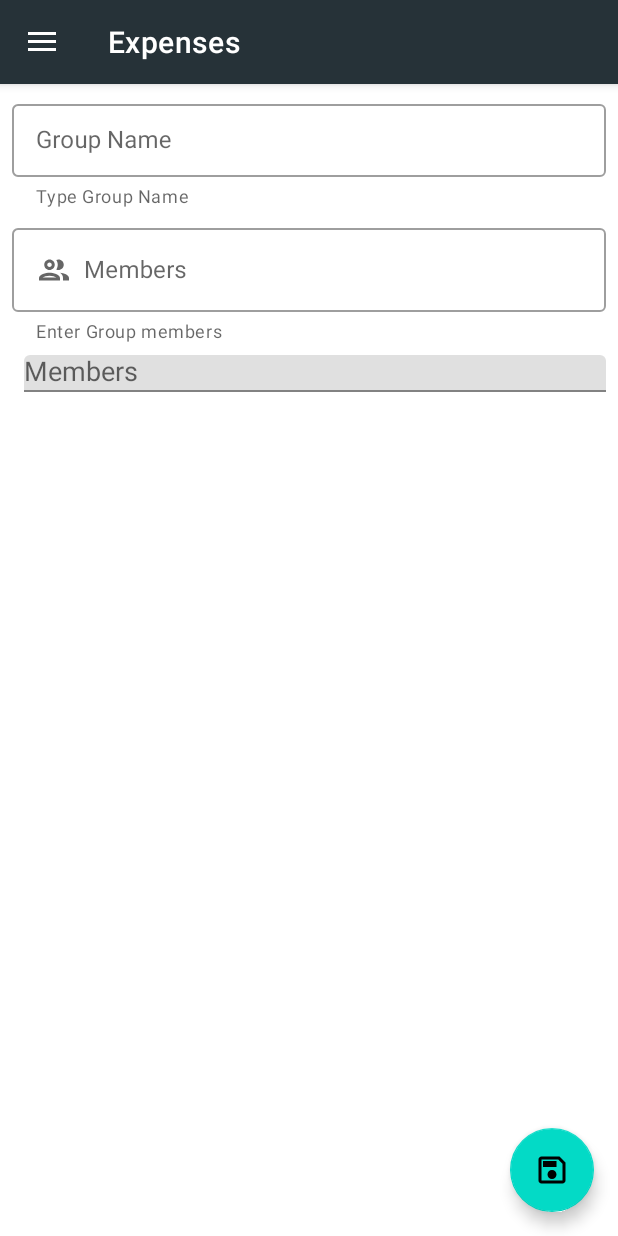
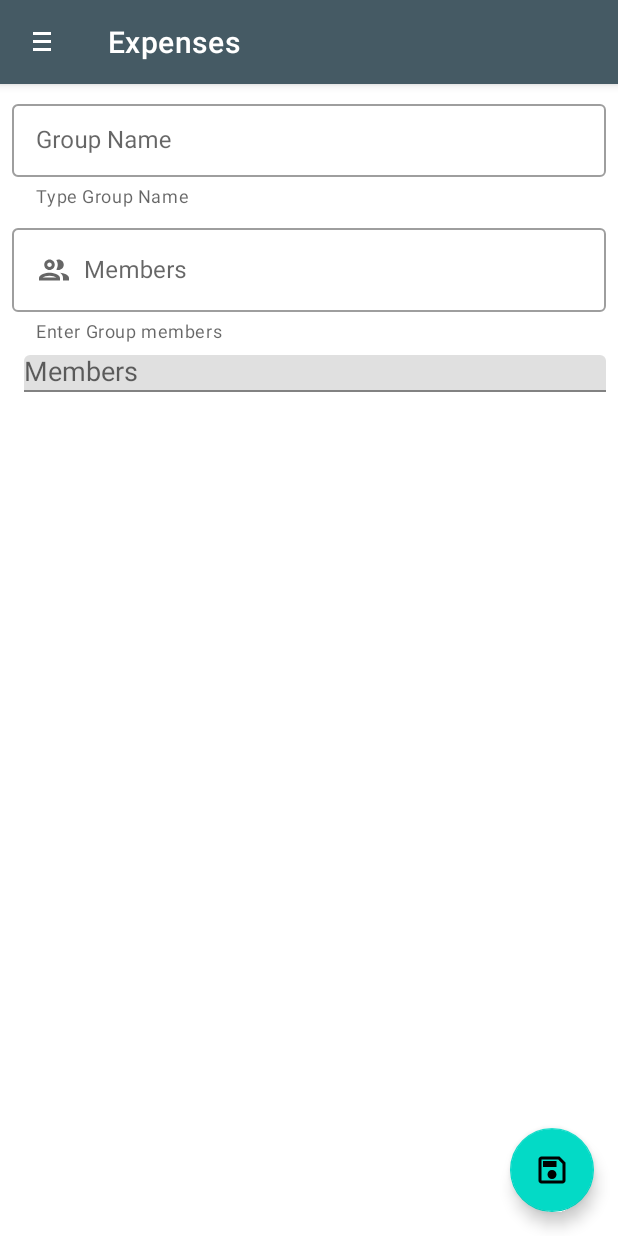
Before and after one commit to sandipv22/Expenses, an Android app: the NewGroupFragment screen opened through its navigation route, on a phone screen of 412 x 824 dp. Run offline under Robolectric (Android 15) with nearby library versions, the phone set to English and light mode, and no system bars; our stand-ins replace Firebase (no records; nobody signed in at launch, a user with empty details on screens opened directly); libraries missing offline, so code that uses them is left out: com.afollestad.materialdialogs, com.android.ex; plain views replace RecipientEditTextView; 10 statements that could not run were skipped.

Commit message:
Changed theme colors

```diff
--- a/app/src/main/java/com/afterroot/expenses/fragment/AddExpenseFragment.kt
+++ b/app/src/main/java/com/afterroot/expenses/fragment/AddExpenseFragment.kt
@@ -238,7 +238,7 @@ class AddExpenseFragment : Fragment(), DatePickerDialog.OnDateSetListener, TimeP
 
         activity!!.fab.apply {
             if (item != null) {
-                setImageDrawable(activity!!.getDrawableExt(R.drawable.ic_save, R.color.icon_fill))
+                setImageDrawable(activity!!.getDrawableExt(R.drawable.ic_save, R.color.onSecondary))
             }
             setOnClickListener {
                 if (verifyData()) {
--- a/app/src/main/java/com/afterroot/expenses/fragment/CategoryItemListDialogFragment.kt
+++ b/app/src/main/java/com/afterroot/expenses/fragment/CategoryItemListDialogFragment.kt
@@ -128,7 +128,7 @@ class CategoryItemListDialogFragment : BottomSheetDialogFragment() {
         }
 
         button_add_category.apply {
-            setImageDrawable(context!!.getDrawableExt(R.drawable.ic_add, R.color.icon_fill))
+            setImageDrawable(context!!.getDrawableExt(R.drawable.ic_add, R.color.onSecondary))
             setOnClickListener {
                 MaterialDialog.Builder(activity!!)
                         .title("New Category")
--- a/app/src/main/java/com/afterroot/expenses/fragment/NewGroupFragment.kt
+++ b/app/src/main/java/com/afterroot/expenses/fragment/NewGroupFragment.kt
@@ -69,7 +69,7 @@ class NewGroupFragment : Fragment() {
         edit_text_group_members.setAdapter(recAdapter)
 
         activity!!.fab.apply {
-            val icon = activity!!.getDrawableExt(R.drawable.ic_save, R.color.icon_fill)
+            val icon = activity!!.getDrawableExt(R.drawable.ic_save, R.color.onSecondary)
             setImageDrawable(icon)
             setOnClickListener {
                 if (verifyData()) {
--- a/app/src/main/java/com/afterroot/expenses/ui/HomeActivity.kt
+++ b/app/src/main/java/com/afterroot/expenses/ui/HomeActivity.kt
@@ -74,7 +74,7 @@ class HomeActivity : AppCompatActivity() {
     }
 
     private val handler by lazy { Handler() }
-    lateinit var mFab: FloatingActionButton
+    private lateinit var mFab: FloatingActionButton
     private fun setUpNavigation() {
         val drawerArrowDrawable = DrawerArrowDrawable(this)
         toolbar.navigationIcon = drawerArrowDrawable
@@ -88,7 +88,7 @@ class HomeActivity : AppCompatActivity() {
         host_nav_fragment.findNavController().addOnDestinationChangedListener { controller, destination, _ ->
             with(mFab) {
                 hide()
-                setImageDrawable(getDrawableExt(R.drawable.ic_add, R.color.icon_fill))
+                setImageDrawable(getDrawableExt(R.drawable.ic_add, R.color.onSecondary))
             }
             when (destination.id) {
                 R.id.groupsFragment -> {
@@ -102,14 +102,14 @@ class HomeActivity : AppCompatActivity() {
                     handler.postDelayed({
                         with(mFab) {
                             show()
-                            setImageDrawable(getDrawableExt(R.drawable.ic_save, R.color.icon_fill))
+                            setImageDrawable(getDrawableExt(R.drawable.ic_save, R.color.onSecondary))
                         }
                     }, 150)
                 }
                 R.id.addExpenseFragment -> {
                     toolbar.title = destination.label
                     with(mFab) {
-                        setImageDrawable(getDrawableExt(R.drawable.ic_done, R.color.icon_fill))
+                        setImageDrawable(getDrawableExt(R.drawable.ic_done, R.color.onSecondary))
                         show()
                     }
                 }
@@ -120,7 +120,7 @@ class HomeActivity : AppCompatActivity() {
                     handler.postDelayed({
                         with(mFab) {
                             show()
-                            setImageDrawable(getDrawableExt(R.drawable.ic_save, R.color.icon_fill))
+                            setImageDrawable(getDrawableExt(R.drawable.ic_save, R.color.onSecondary))
                         }
                     }, 150)
                 }
@@ -199,7 +199,7 @@ class HomeActivity : AppCompatActivity() {
             Constants.RC_PERMISSIONS -> {
                 if (grantResults.isNotEmpty() && !grantResults.contains(PackageManager.PERMISSION_DENIED)) {
                     Log.d(_tag, "onRequestPermissionsResult: Permission Granted")
-                    Handler().postDelayed({
+                    handler.postDelayed({
                         when {
                             PreferenceManager.getDefaultSharedPreferences(this).getBoolean(Constants.PREF_KEY_FIRST_START, true)
                                     or !FirebaseUtils.isUserSignedIn -> signInDialog().show()
--- a/app/src/main/res/drawable/launch_screen.xml
+++ b/app/src/main/res/drawable/launch_screen.xml
@@ -34,6 +34,6 @@
             android:layout_width="wrap_content"
             android:layout_height="wrap_content"
             android:src="@drawable/ar_logo"
-            android:tint="@color/icon_fill" />
+            android:tint="@color/onSecondary" />
     </item>
 </layer-list>
--- a/app/src/main/res/values/colors.xml
+++ b/app/src/main/res/values/colors.xml
@@ -15,17 +15,17 @@
   -->
 
 <resources>
-    <color name="primaryColor">#263238</color>
-    <color name="primaryLightColor">#4f5b62</color>
-    <color name="primaryDarkColor">#000a12</color>
+    <color name="primaryColor">#455a64</color>
+    <color name="primaryLightColor">#718792</color>
+    <color name="primaryDarkColor">#1c313a</color>
     <color name="secondaryColor">#fbc02d</color>
     <color name="secondaryLightColor">#fff263</color>
     <color name="secondaryDarkColor">#c49000</color>
     <color name="primaryTextColor">#ffffff</color>
     <color name="secondaryTextColor">#000000</color>
 
-    <color name="icon_fill">#000000</color>
-    <color name="icon_fill_light">#ffffff</color>
+    <color name="onSecondary">#000000</color>
+    <color name="onPrimary">#ffffff</color>
 
     <color name="chip_onSurface">#1F232F34</color>
 </resources>
--- a/app/src/main/res/values/styles.xml
+++ b/app/src/main/res/values/styles.xml
@@ -42,7 +42,8 @@
     <style name="AppTheme.PopupOverlay" parent="ThemeOverlay.MaterialComponents.Dark" />
 
     <style name="AppTheme.DrawerArrow" parent="Widget.AppCompat.DrawerArrowToggle">
-        <item name="color">@color/icon_fill_light</item>
+        <item name="color">@color/onPrimary</item>
+        <item name="barLength">12dp</item>
     </style>
 
     <style name="FilterChip" parent="Widget.MaterialComponents.Chip.Filter">
```
